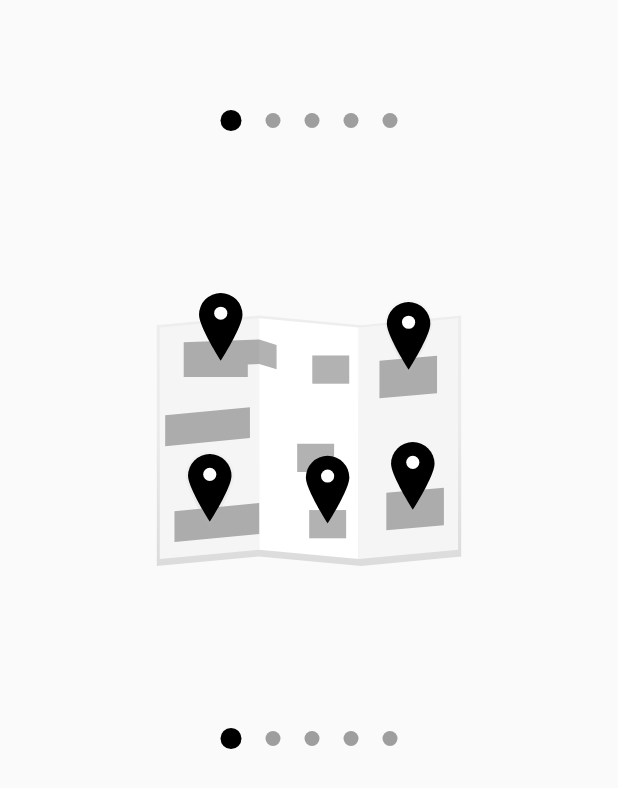
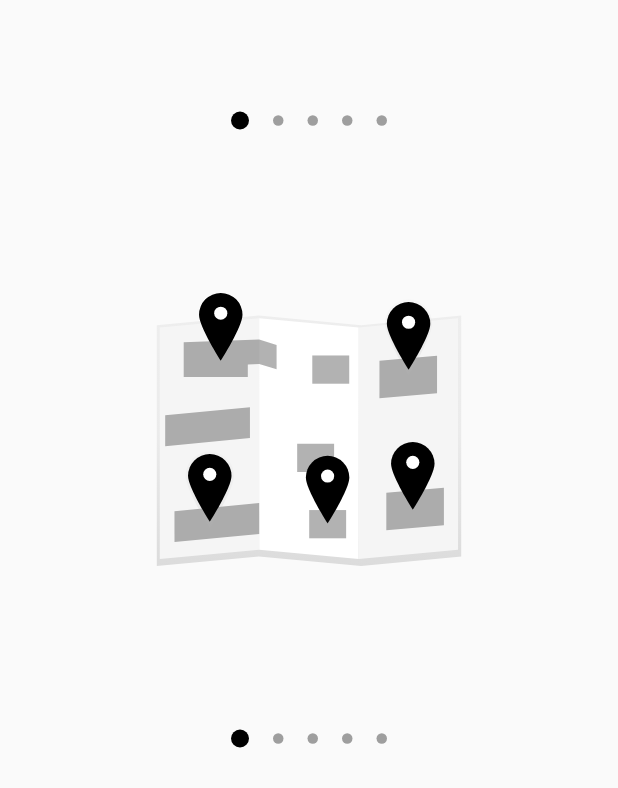
Before and after one commit to mgarciareimers/flutter_ui_design_course, a Flutter app: the screen it shows after launch, after a tap on "Slideshow", on a phone screen of 412 x 824 dp. Shown: the part 445-1233 px from the top of the screen. Run offline on Flutter 3.47's test engine with Material 2 defaults, Android fonts, the phone set to English and light mode, and no system bars; our stand-ins replace animate_do, flutter_svg, font_awesome_flutter, shared_preferences.

Commit message:
designs_project: Dark and light themes developed (pending custom theme creation).

```diff
--- a/backgrounds_custom_painter/lib/src/pages/circular_graphics_page.dart
+++ b/backgrounds_custom_painter/lib/src/pages/circular_graphics_page.dart
@@ -26,15 +26,15 @@ class _CircularGraphicsPageState extends State<CircularGraphicsPage> {
             mainAxisAlignment: MainAxisAlignment.spaceAround,
             children: [
               CustomRadialProgress(percentage: percentage, primaryColor: Colors.red, secondaryColor: Colors.redAccent, width: 150, height: 150, fontSize: 20),
-              CustomRadialProgress(percentage: percentage, primaryColor: Colors.green, secondaryColor: Colors.lightGreen, width: 150, height: 150, fontSize: 20),
+              CustomRadialProgress(percentage: percentage * 1.2, primaryColor: Colors.green, secondaryColor: Colors.lightGreen, width: 150, height: 150, fontSize: 20),
             ],
           ),
           CustomRadialProgress(percentage: percentage, primaryColor: Colors.blueGrey, secondaryColor: Colors.grey, width: 300, height: 300, fontSize: 50),
           Row(
             mainAxisAlignment: MainAxisAlignment.spaceAround,
             children: [
-              CustomRadialProgress(percentage: percentage, primaryColor: Colors.lightBlue, secondaryColor: Colors.lightBlueAccent, width: 150, height: 150, fontSize: 20),
-              CustomRadialProgress(percentage: percentage, primaryColor: Colors.purple, secondaryColor: Colors.deepPurpleAccent, width: 150, height: 150, fontSize: 20),
+              CustomRadialProgress(percentage: percentage * 1.4, primaryColor: Colors.lightBlue, secondaryColor: Colors.lightBlueAccent, width: 150, height: 150, fontSize: 20),
+              CustomRadialProgress(percentage: percentage * 1.6, primaryColor: Colors.purple, secondaryColor: Colors.deepPurpleAccent, width: 150, height: 150, fontSize: 20),
             ],
           ),
         ],
--- a/backgrounds_custom_painter/lib/src/pages/home_page.dart
+++ b/backgrounds_custom_painter/lib/src/pages/home_page.dart
@@ -24,14 +24,16 @@ class HomePage extends StatelessWidget {
 class _OptionsList extends StatelessWidget {
   @override
   Widget build(BuildContext context) {
+    final ThemeData theme = Provider.of<ThemeChanger>(context).currentTheme;
+
     return ListView.separated(
       physics: BouncingScrollPhysics(),
-      separatorBuilder: (context, index) => Divider(color: Colors.blue),
+      separatorBuilder: (context, index) => Divider(color: theme.primaryColorLight),
       itemCount: pageRoutes.length,
       itemBuilder: (context, index) => ListTile(
-        leading: FaIcon(pageRoutes[index].icon, color: Colors.blue),
+        leading: FaIcon(pageRoutes[index].icon, color: theme.accentColor),
         title: Text(pageRoutes[index].title),
-        trailing: Icon(Icons.chevron_right, color: Colors.blue),
+        trailing: Icon(Icons.chevron_right, color: theme.accentColor),
         onTap: () {
           Navigator.push(context, MaterialPageRoute(builder: (context) => pageRoutes[index].page));
         },
@@ -43,7 +45,7 @@ class _OptionsList extends StatelessWidget {
 class _Menu extends StatelessWidget {
   @override
   Widget build(BuildContext context) {
-  final ThemeChanger theme = Provider.of<ThemeChanger>(context);
+  final ThemeChanger themeChanger = Provider.of<ThemeChanger>(context);
 
     return Drawer(
       child: Container(
@@ -55,20 +57,20 @@ class _Menu extends StatelessWidget {
               width: double.infinity,
               height: 180,
               child: CircleAvatar(
-                backgroundColor: Colors.blue,
-                child: Text('MG', style: TextStyle(fontSize: 50, color: Colors.white)),
+                backgroundColor: themeChanger.currentTheme.accentColor,
+                child: Text('MG', style: TextStyle(fontSize: 50)),
               ),
             ),
             Expanded(
               child: _OptionsList(),
             ),
             ListTile(
-              leading: Icon(Icons.lightbulb_outline, color: Colors.blue),
+              leading: Icon(Icons.lightbulb_outline, color: themeChanger.currentTheme.accentColor),
               title: Text('Dark Mode'),
               trailing: Switch.adaptive(
-                value: theme.darkTheme,
-                activeColor: Colors.blue,
-                onChanged: (value) => theme.darkTheme = value
+                value: themeChanger.darkTheme,
+                activeColor: themeChanger.currentTheme.accentColor,
+                onChanged: (value) => themeChanger.darkTheme = value
               ),
             ),
             SafeArea(
@@ -77,12 +79,12 @@ class _Menu extends StatelessWidget {
               right: false,
               left: false,
               child: ListTile(
-                leading: Icon(Icons.add_to_home_screen, color: Colors.blue),
+                leading: Icon(Icons.add_to_home_screen, color: themeChanger.currentTheme.accentColor),
                 title: Text('Custom Theme'),
                 trailing: Switch.adaptive(
-                  value: theme.customTheme,
-                  activeColor: Colors.blue,
-                  onChanged: (value) => theme.customTheme = value
+                  value: themeChanger.customTheme,
+                  activeColor: themeChanger.currentTheme.accentColor,
+                  onChanged: (value) => themeChanger.customTheme = value
                 ),
               ),
             )
--- a/backgrounds_custom_painter/lib/src/pages/slideshow_page.dart
+++ b/backgrounds_custom_painter/lib/src/pages/slideshow_page.dart
@@ -1,5 +1,9 @@
 import 'package:flutter/material.dart';
 import 'package:flutter_svg/flutter_svg.dart';
+import 'package:provider/provider.dart';
+
+// Theme.
+import 'package:backgrounds_design/src/theme/theme_changer.dart';
 
 // Widgets
 import 'package:backgrounds_design/src/widgets/slideshow.dart';
@@ -23,12 +27,14 @@ class _MySlideShow extends StatelessWidget {
 
   @override
   Widget build(BuildContext context) {
+    final ThemeChanger themeChanger = Provider.of<ThemeChanger>(context);
+
     return Slideshow(
       showOnTop: false,
-      primaryColor: Colors.black,
+      primaryColor: themeChanger.darkTheme ? themeChanger.currentTheme.accentColor : Colors.black,
       secondaryColor: Colors.grey,
-      primaryBulletSize: 14,
-      secondaryBulletSize: 10,
+      primaryBulletSize: 12,
+      secondaryBulletSize: 7,
       slides: [
         SvgPicture.asset('assets/svg/slide_1.svg'),
         SvgPicture.asset('assets/svg/slide_2.svg'),
```
Also changed, not shown: backgrounds_custom_painter/lib/src/pages/headers_page.dart (+8 -1 lines), backgrounds_custom_painter/lib/src/pages/pinterest_page.dart (+7 -2 lines), backgrounds_custom_painter/lib/src/pages/sliver_list_page.dart (+26 -7 lines), backgrounds_custom_painter/lib/src/widgets/headers.dart (+10 -2 lines).
